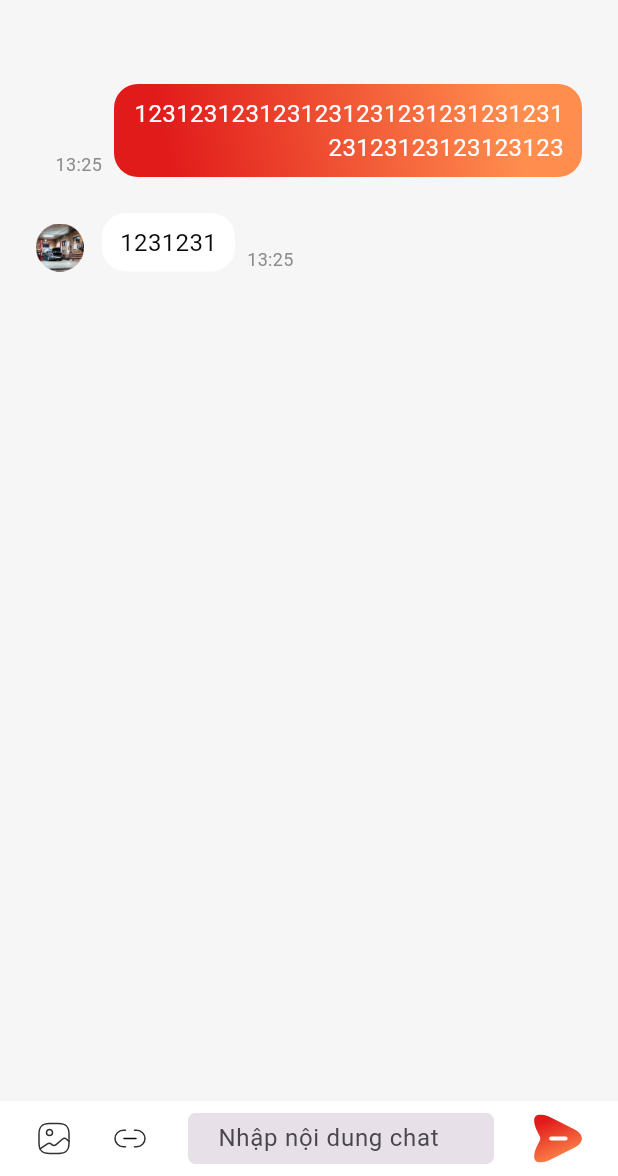
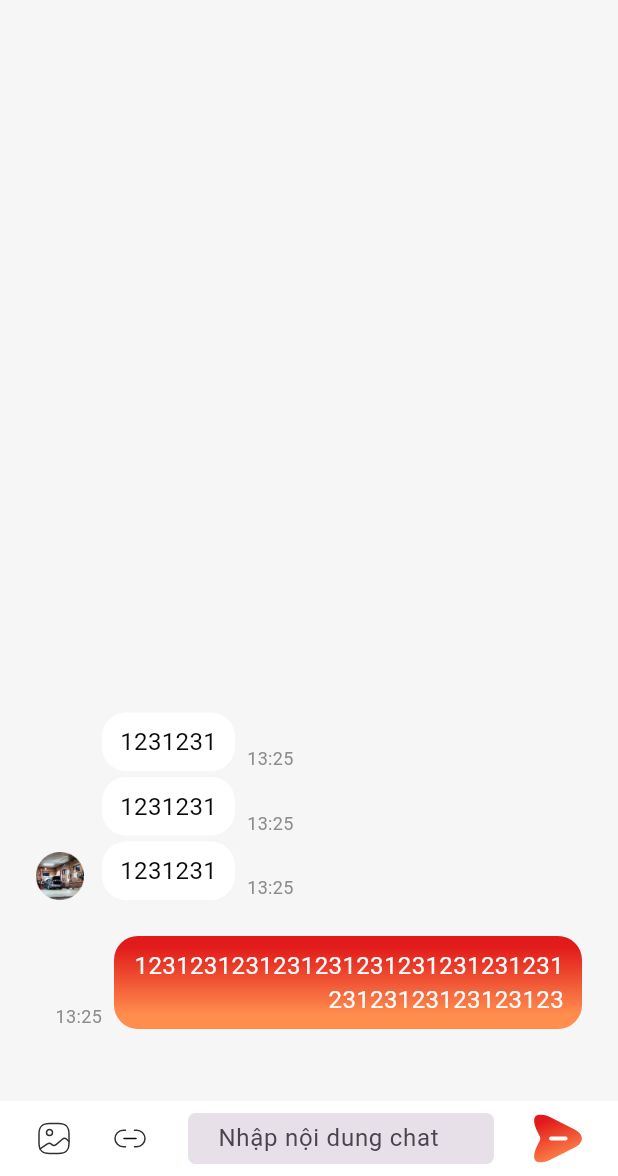
Before and after one commit to Danilz-2706/test_pie_socket, a Flutter app: the ChatDetailScreen screen opened directly with empty values, on a phone screen of 412 x 824 dp, the part 60-1236 px from its top. Run offline on Flutter 3.47's test engine with Material 3 defaults, Android fonts, the phone set to English and light mode, and no system bars; our stand-ins replace file_picker, flutter_bloc, flutter_svg, image_picker; network calls fail.

Commit message:
update formcode

```diff
--- a/lib/main.dart
+++ b/lib/main.dart
@@ -17,9 +17,7 @@ class MyApp extends StatelessWidget {
     return MultiRepositoryProvider(
       providers: [
         RepositoryProvider<WebsocketRepo>(
-          create: (_) => WebsocketRepo(
-            'wss://free.blr2.piesocket.com/v3/1?api_key=5lpozJyOa8smL79mkfrCArzp9i5z3cWYRu4PyjfX&notify_self=1',
-          )..connectWebsocket(),
+          create: (_) => WebsocketRepo()..connectWebsocket(),
         ),
       ],
       child: MultiBlocProvider(
--- a/lib/model/message.dart
+++ b/lib/model/message.dart
@@ -13,7 +13,11 @@ class Message {
   @JsonKey(name: 'sender')
   final bool? sender;
 
-  Message({this.message, this.time, this.sender});
+  Message({
+    this.message,
+    this.time,
+    this.sender,
+  });
 
   Map<String, dynamic> toJson() => _$MessageToJson(this);
 
--- a/lib/page/chat_detail/chat_detail_cubit.dart
+++ b/lib/page/chat_detail/chat_detail_cubit.dart
@@ -15,6 +15,8 @@ class ChatDetailCubit extends Cubit<ChatDetailState> {
         time: "13:25",
         sender: true),
     Message(message: "1231231", time: "13:25", sender: false),
+    Message(message: "1231231", time: "13:25", sender: false),
+    Message(message: "1231231", time: "13:25", sender: false),
   ];
   void getHistoryChat() {
     try {
@@ -28,8 +30,8 @@ class ChatDetailCubit extends Cubit<ChatDetailState> {
   void addChat(Message message) {
     try {
       emit(LoadingHistoryChat());
-      list.add(message);
-      websocketRepo.addData(message);
+      list.insert(0, message);
+       websocketRepo.addMessage(message);
       emit(GetHistoryChat(listMessage: list));
     } catch (e) {
       emit(ErrorHistoryChat());
--- a/lib/page/chat_detail/chat_detail_screen.dart
+++ b/lib/page/chat_detail/chat_detail_screen.dart
@@ -1,9 +1,11 @@
 import 'dart:io';
 
+import 'package:file_picker/file_picker.dart';
 import 'package:flutter/material.dart';
 import 'package:flutter_bloc/flutter_bloc.dart';
 import 'package:flutter_svg/svg.dart';
 import 'package:image_picker/image_picker.dart';
+import 'package:intl/intl.dart';
 import 'package:test_pie_socket/model/message.dart';
 import 'package:test_pie_socket/page/contains.dart';
 
@@ -39,7 +41,7 @@ class _ChatDetailScreenState extends State<ChatDetailScreen> {
   @override
   void initState() {
     super.initState();
-    // WidgetsBinding.instance.addPostFrameCallback((_) => scrollListToEnd());
+    WidgetsBinding.instance.addPostFrameCallback((_) => scrollListToEnd());
   }
 
   @override
@@ -86,6 +88,7 @@ class _ChatDetailScreenState extends State<ChatDetailScreen> {
                     return Padding(
                       padding: const EdgeInsets.all(24),
                       child: ListView.builder(
+                        reverse: true,
                         itemCount: state.listMessage.length,
                         controller: scrollController,
                         shrinkWrap: true,
@@ -94,7 +97,7 @@ class _ChatDetailScreenState extends State<ChatDetailScreen> {
                               state.listMessage[index].sender! &&
                               state.listMessage[index - 1].sender!) {
                             return Padding(
-                              padding: const EdgeInsets.only(top: 4),
+                              padding: const EdgeInsets.only(bottom: 4),
                               child: SenderCard(
                                 message: state.listMessage[index].message!,
                                 date: state.listMessage[index].time!,
@@ -103,7 +106,7 @@ class _ChatDetailScreenState extends State<ChatDetailScreen> {
                           }
                           if (state.listMessage[index].sender!) {
                             return Padding(
-                              padding: const EdgeInsets.only(top: 24),
+                              padding: const EdgeInsets.only(bottom: 24),
                               child: SenderCard(
                                 message: state.listMessage[index].message!,
                                 date: state.listMessage[index].time!,
@@ -114,16 +117,18 @@ class _ChatDetailScreenState extends State<ChatDetailScreen> {
                               !state.listMessage[index].sender! &&
                               !state.listMessage[index - 1].sender!) {
                             return Padding(
-                              padding: const EdgeInsets.only(top: 4),
+                              padding: const EdgeInsets.only(bottom: 4),
                               child: ReceiverCard(
+                                onlyOnePerson: true,
                                 message: state.listMessage[index].message!,
                                 date: state.listMessage[index].time!,
                               ),
                             );
                           }
                           return Padding(
-                            padding: const EdgeInsets.only(top: 24),
+                            padding: const EdgeInsets.only(bottom: 24),
                             child: ReceiverCard(
+                              onlyOnePerson: false,
                               message: state.listMessage[index].message!,
                               date: state.listMessage[index].time!,
                             ),
@@ -155,16 +160,32 @@ class InputChat extends StatefulWidget {
 }
 
 class _InputChatState extends State<InputChat> {
-  TextEditingController _controller = TextEditingController();
+  TextEditingController controller = TextEditingController();
 
-  File? imageFile;
+  List<XFile>? imageFileList = [];
+  List<File>? files;
   Future getImage() async {
-    ImagePicker _pick = ImagePicker();
-    await _pick.pickImage(source: ImageSource.gallery).then((value) {
-      if (value != null) {
-        imageFile = File(value.path);
-      }
+    ImagePicker imagePicker = ImagePicker();
+    final List<XFile> imageFile =
+        await imagePicker.pickMultiImage().catchError((e) {
+      print(e);
     });
+    if (imageFile.isNotEmpty) {
+      imageFileList!.addAll(imageFile);
+      print(imageFileList);
+    }
+  }
+
+  Future getFile() async {
+    FilePickerResult? result =
+        await FilePicker.platform.pickFiles(allowMultiple: true);
+
+    if (result != null) {
+      files = result.paths.map((path) => File(path!)).toList();
+      print(files);
+    } else {
+      print("not choose file");
+    }
   }
 
   @override
@@ -185,9 +206,14 @@ class _InputChatState extends State<InputChat> {
               height: 24,
             ),
           ),
-          SvgPicture.asset(
-            "assets/link.svg",
-            height: 24,
+          GestureDetector(
+            onTap: () {
+              getFile();
+            },
+            child: SvgPicture.asset(
+              "assets/link.svg",
+              height: 24,
+            ),
           ),
           Container(
             width: 204,
@@ -200,7 +226,7 @@ class _InputChatState extends State<InputChat> {
                 if (value.isNotEmpty) {
                 } else {}
               },
-              controller: _controller,
+              controller: controller,
               maxLines: null,
               minLines: null,
               expands: true,
@@ -227,11 +253,11 @@ class _InputChatState extends State<InputChat> {
             onTap: () {
               context.read<ChatDetailCubit>().addChat(
                     Message(
-                        message: _controller.text,
-                        time: DateTime.now().toString(),
+                        message: controller.text,
+                        time: DateFormat('Hm').format(DateTime.now()),
                         sender: true),
                   );
-              _controller.clear();
+              controller.clear();
             },
             child: SizedBox(
               height: 32,
--- a/lib/page/contains.dart
+++ b/lib/page/contains.dart
@@ -10,13 +10,13 @@ const kWhiteColors = Color.fromRGBO(255, 255, 255, 1);
 const kBlackColors = Color.fromRGBO(29, 29, 29, 1);
 
 const kLinearColor = LinearGradient(
-  begin: Alignment.topLeft,
-  end: Alignment.bottomRight,
+  begin: Alignment.topCenter,
+  end: Alignment.bottomCenter,
   colors: [
     Color(0xFFE11A1A),
     Color(0xFFFF8D4E),
   ],
   stops: [0.1119, 0.8481],
-  transform: GradientRotation(
-      339 * 3.14 / 180), // Convert the angle from degrees to radians
+  // transform: GradientRotation(
+  //     339 * 3.14 / 180), // Convert the angle from degrees to radians
 );
--- a/lib/repo/web_socket.dart
+++ b/lib/repo/web_socket.dart
@@ -1,52 +1,67 @@
+import 'dart:convert';
+
+import 'package:crypto/crypto.dart';
 import 'package:flutter/foundation.dart';
+import 'package:test_pie_socket/model/message.dart';
 import 'package:uuid/uuid.dart';
 import 'package:web_socket_channel/io.dart';
 
 class WebsocketRepo {
-  late final IOWebSocketChannel channel;
-  // final String _cluseterID;
-  // final String _apiKey;
-  // final String _apiSecret;
+  late final IOWebSocketChannel _channel;
+  final String _cluseterID = 'free.blr2';
+  final String _apiKey = '5lpozJyOa8smL79mkfrCArzp9i5z3cWYRu4PyjfX';
+  final String _apiSecret = 'isXVT8s4Y4AMyeIgGGM2V4WXpfYphzwd';
+  final String _user1Id = const Uuid().v4(); // Unique user ID or username
+  final String _user2Id = const Uuid().v4(); // Unique user ID or username
+  //notify
+  final int _getNotifySelf = 1;
+  //presence
+  final int _getPresence = 1;
+  // authen - token
+  String jwt = '';
 
-  WebsocketRepo(String url) {
-    print("123");
-    channel = IOWebSocketChannel.connect(url);
+  late final String _privateChannelName = 'private_chat_${_user1Id}_$_user2Id';
+  late final String _url =
+      'wss://$_cluseterID.piesocket.com/v3/$_privateChannelName?api_key=$_apiKey';
+
+  //endpoint-noti
+  late final String _urlWithNoti =
+      '$_url&notify_self=$_getNotifySelf&presence=$_getPresence';
+  //endpoint-auth
+  late final String _urlWithAuth = '$_url&jwt=$jwt';
+
+  //constructor
+  WebsocketRepo() {
+    final int timestamp = DateTime.now().millisecondsSinceEpoch;
+    final String signature =
+        generateSignature(_cluseterID, _privateChannelName, timestamp);
+    _channel = IOWebSocketChannel.connect(Uri.parse("$_url&uuid=$_user1Id"));
   }
 
-  // //endpoint
-  // final String _url =
-  //     'wss://$_cluseterID.piesocket.com/v3/$_roomId?api_key=$_apiKey';
-  //group-chat
-  // final String _roomId = '1';
-  // //uuid
-  // final String _getUserId = Uuid().v4();
-  // //notify
-  // final int _getNotifySelf = 1;
-  // //presence
-  // final int _getPresence = 1;
-  //authen - token
-  // String jwt = '';
+  void addMessage(Message message) {
+    final Map<String, dynamic> data = {
+      'event': 'message',
+      'data': {'sender': _user1Id, 'text': "123"},
+    };
+    print(_channel.toString());
+    _channel.sink.add(json.decode(data.toString()));
+  }
 
-  // //endpoint-noti
-  // final String _urlWithNoti =
-  //     '$_url&notify_self=$_getNotifySelf&presence=$_getPresence';
-  // //endpoint-auth
-  // final String _urlWithAuth = '$_url&jwt=$jwt';
-  // //endpoint-uuid
-  // final String _urlWithUserID = '$_url&user=$_getUserId';
-
-  void addData(dynamic data) {
-    print("add message");
-    channel.sink.add(data);
+  String generateSignature(
+      String clusterId, String channelName, int timestamp) {
+    final String message = '$clusterId:$channelName:$timestamp:$_apiSecret';
+    final List<int> bytes = utf8.encode(message);
+    final String signature = sha1.convert(bytes).toString();
+    return signature;
   }
 
   void connectWebsocket() {
     print("connect WS");
-    channel.sink.add("156");
+    _channel.sink.add('connect');
 
     //connect
     try {
-      channel.stream.asBroadcastStream().listen(
+      _channel.stream.asBroadcastStream().listen(
             (message) {
               print(message);
             },
--- a/lib/widget/receiver_card.dart
+++ b/lib/widget/receiver_card.dart
@@ -4,11 +4,13 @@ import 'package:test_pie_socket/page/contains.dart';
 class ReceiverCard extends StatelessWidget {
   final String message;
   final String date;
+  final bool onlyOnePerson;
 
   const ReceiverCard({
     Key? key,
     required this.message,
     required this.date,
+    required this.onlyOnePerson,
   }) : super(key: key);
 
   @override
@@ -16,11 +18,17 @@ class ReceiverCard extends StatelessWidget {
     return Row(
       crossAxisAlignment: CrossAxisAlignment.end,
       children: [
-        Image.asset(
-          "assets/Oval.png",
+        SizedBox(
           height: 32,
           width: 32,
-          fit: BoxFit.contain,
+          child: onlyOnePerson
+              ? const SizedBox()
+              : Image.asset(
+                  "assets/Oval.png",
+                  height: 32,
+                  width: 32,
+                  fit: BoxFit.contain,
+                ),
         ),
         const SizedBox(width: 12),
         Align(
--- a/pubspec.yaml
+++ b/pubspec.yaml
@@ -28,12 +28,15 @@ environment:
 # the latest version available on pub.dev. To see which dependencies have newer
 # versions available, run `flutter pub outdated`.
 dependencies:
+  crypto: ^3.0.3
   cupertino_icons: ^1.0.2
+  file_picker: ^5.3.3
   flutter:
     sdk: flutter
   flutter_bloc: ^8.1.3
   flutter_svg: ^2.0.7
-  image_picker: ^1.0.2
+  image_picker: 1.0.0
+  intl: ^0.18.1
   json_annotation: ^4.8.1
   uuid: ^3.0.7
   web_socket_channel: ^2.4.0
```
Also changed, not shown: pubspec.lock, 4 other files.
